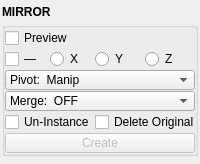
Above: mayatk/edit_utils/mirror.ui from m3trik/mayatk before the change. Below: the same form after it.
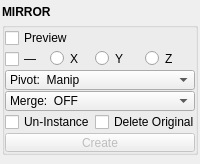
That is the form after the change. Custom widgets are drawn as their Qt base class.

Diff of the .ui file:
```diff
--- a/mayatk/edit_utils/mirror.ui
+++ b/mayatk/edit_utils/mirror.ui
@@ -139,6 +139,18 @@
          </item>
          <item row="2" column="3">
           <widget class="QRadioButton" name="chk004">
+           <property name="maximumSize">
+            <size>
+             <width>16777215</width>
+             <height>19</height>
+            </size>
+           </property>
+           <property name="minimumSize">
+            <size>
+             <width>0</width>
+             <height>19</height>
+            </size>
+           </property>
            <property name="text">
             <string>Z</string>
            </property>
@@ -157,13 +169,13 @@
              <property name="minimumSize">
               <size>
                <width>0</width>
-               <height>20</height>
+               <height>19</height>
               </size>
              </property>
              <property name="maximumSize">
               <size>
                <width>999</width>
-               <height>20</height>
+               <height>19</height>
               </size>
              </property>
              <property name="toolTip">
@@ -276,6 +288,18 @@
          </item>
          <item row="2" column="2">
           <widget class="QRadioButton" name="chk003">
+           <property name="maximumSize">
+            <size>
+             <width>16777215</width>
+             <height>19</height>
+            </size>
+           </property>
+           <property name="minimumSize">
+            <size>
+             <width>0</width>
+             <height>19</height>
+            </size>
+           </property>
            <property name="text">
             <string>Y</string>
            </property>
@@ -334,6 +358,18 @@
          </item>
          <item row="2" column="1">
           <widget class="QRadioButton" name="chk002">
+           <property name="maximumSize">
+            <size>
+             <width>16777215</width>
+             <height>19</height>
+            </size>
+           </property>
+           <property name="minimumSize">
+            <size>
+             <width>0</width>
+             <height>19</height>
+            </size>
+           </property>
            <property name="text">
             <string>X</string>
            </property>
```
